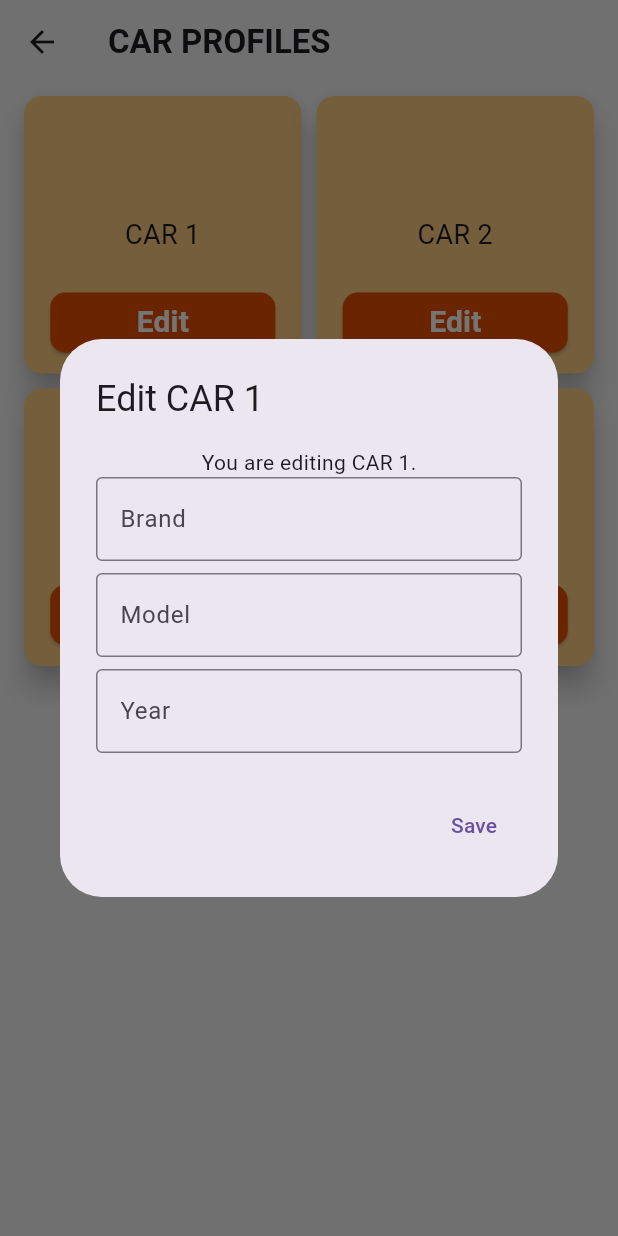
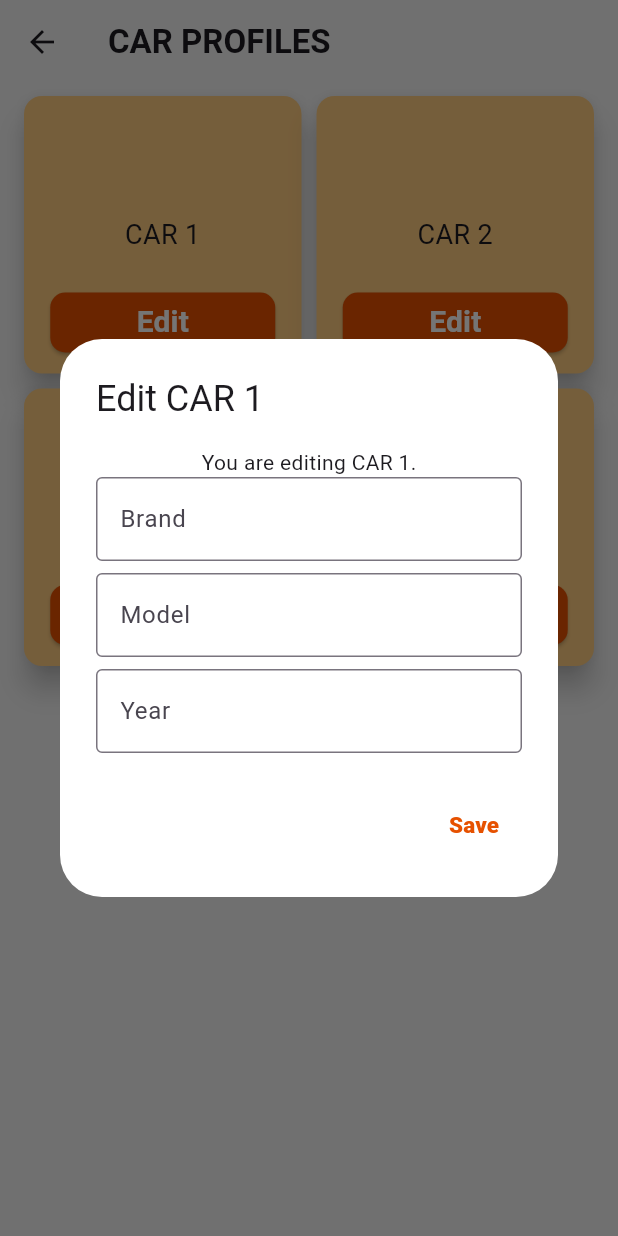
Before and after one commit to TechPyllars2024/AutoCareCarOwners, a Flutter app: the CarOwnerCarProfile screen opened directly, after a tap on "Edit", on a phone screen of 412 x 824 dp. Run offline on Flutter 3.47's test engine with Material 3 defaults, Android fonts, the phone set to English and light mode, and no system bars; our stand-ins replace cloud_firestore, curved_navigation_bar, firebase_auth, firebase_core, firebase_storage, flutter_animate and 4 more; missing offline and left inert: flutter_pannable_rating_bar; accounts and stored records are empty.

Commit message:
update: car profile colors

```diff
--- a/lib/ProfileManagement/screens/car_owner_car_profile.dart
+++ b/lib/ProfileManagement/screens/car_owner_car_profile.dart
@@ -21,9 +21,10 @@ class _CarOwnerCarProfileState extends State<CarOwnerCarProfile> {
       context: context,
       builder: (context) {
         return AlertDialog(
+          backgroundColor: Colors.white,
           title: Text('Edit ${cars[index]}'),
           content: SizedBox(
-            width: 400,
+            width: MediaQuery.of(context).size.width * 0.9,
             child: Column(
               mainAxisSize: MainAxisSize.min,
               children: [
@@ -54,7 +55,7 @@ class _CarOwnerCarProfileState extends State<CarOwnerCarProfile> {
               onPressed: () {
                 Navigator.of(context).pop();
               },
-              child: const Text('Save'),
+              child:  Text('Save', style: TextStyle(color: Colors.orange.shade900, fontWeight: FontWeight.w900, fontSize: 15),),
             ),
           ],
         );
```
